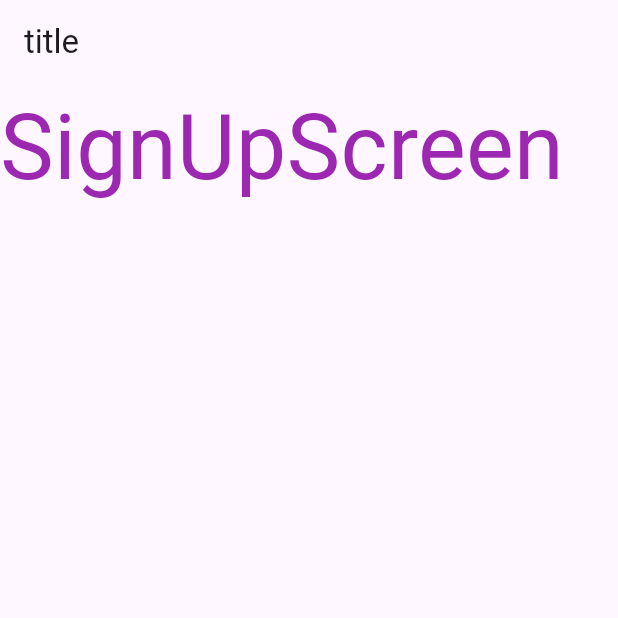
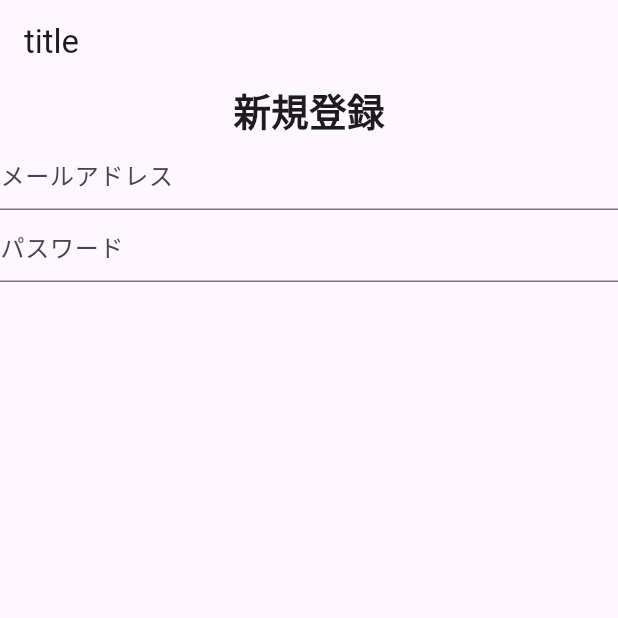
Before and after one commit to shigeyuu/text_sns, a Flutter app: the screen it shows after launch, on a phone screen of 412 x 824 dp, the top half of it. Run offline on Flutter 3.47's test engine with Material 3 defaults, Android fonts, the phone set to English and light mode, and no system bars; our stand-ins replace cloud_firestore, firebase_auth, firebase_core, fluttertoast, freezed_annotation, get; accounts and stored records are empty; generated files the repository leaves out were written again.

Commit message:
新規登録スクリーンを作成しよう

```diff
--- a/lib/view/pages/components/auth_screen/auth_screen.dart
+++ b/lib/view/pages/components/auth_screen/auth_screen.dart
@@ -1,6 +1,7 @@
 import 'package:flutter/material.dart';
 import 'package:get/get.dart';
 import 'package:text_sns/controllers/auth_controller.dart';
+import 'package:text_sns/view/pages/components/auth_screen/components/signup_screen.dart';
 
 class AuthScreen extends StatelessWidget {
   const AuthScreen({super.key});
@@ -15,9 +16,7 @@ class AuthScreen extends StatelessWidget {
             onTap: controller.onToggleIsLoginModeButtonPressed,
             child: const Text("LoginScreen", style: style));
       } else {
-        return InkWell(
-            onTap: controller.onToggleIsLoginModeButtonPressed,
-            child: const Text("SignUpScreen", style: style));
+        return const SignupScreen();
       }
     });
   }
--- /dev/null
+++ b/lib/view/pages/components/auth_screen/components/signup_screen.dart
@@ -0,0 +1,59 @@
+import 'package:flutter/material.dart';
+
+class SignupScreen extends StatefulWidget {
+  const SignupScreen({super.key});
+
+  @override
+  State<SignupScreen> createState() => _SignupScreenState();
+}
+
+class _SignupScreenState extends State<SignupScreen> {
+  late double? _deviceHeight;
+  @override
+  Widget build(BuildContext context) {
+    final size = MediaQuery.of(context).size;
+    _deviceHeight = size.height;
+
+    return SingleChildScrollView(
+      child: Column(
+        children: [
+          _titleWidget(),
+          _signupForm(),
+        ],
+      ),
+    );
+  }
+
+  //タイトル関数
+  Widget _titleWidget() {
+    return const Text("新規登録",
+        style: TextStyle(fontSize: 25.0, fontWeight: FontWeight.bold));
+  }
+
+  //入力フォーム関数
+  Widget _signupForm() {
+    return SizedBox(
+      height: _deviceHeight! * 0.30,
+      child: Form(
+          child: Column(children: [
+        _emailTextField(),
+        _passwordTextField(),
+      ])),
+    );
+  }
+
+  //email入力をする関数
+  Widget _emailTextField() {
+    return TextFormField(
+      decoration: const InputDecoration(hintText: "メールアドレス"),
+    );
+  }
+
+  //password入力をする関数
+  Widget _passwordTextField() {
+    return TextFormField(
+      obscureText: true,
+      decoration: const InputDecoration(hintText: "パスワード"),
+    );
+  }
+}
```
